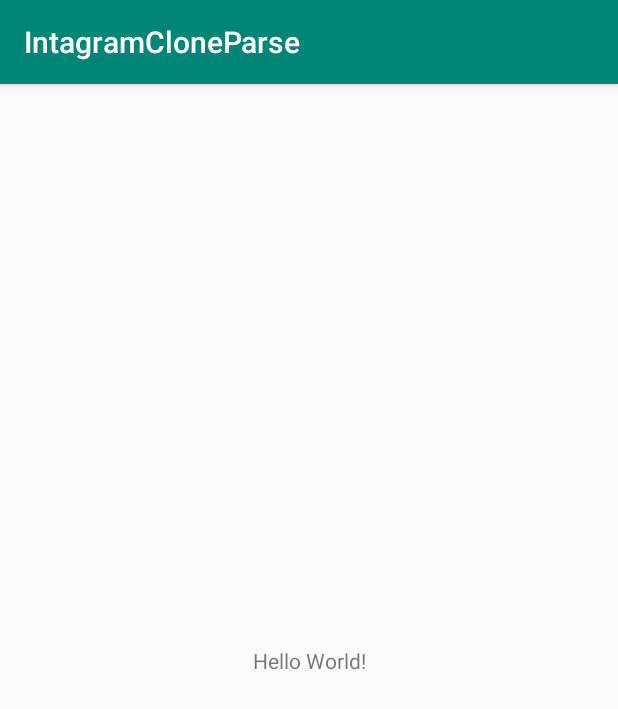
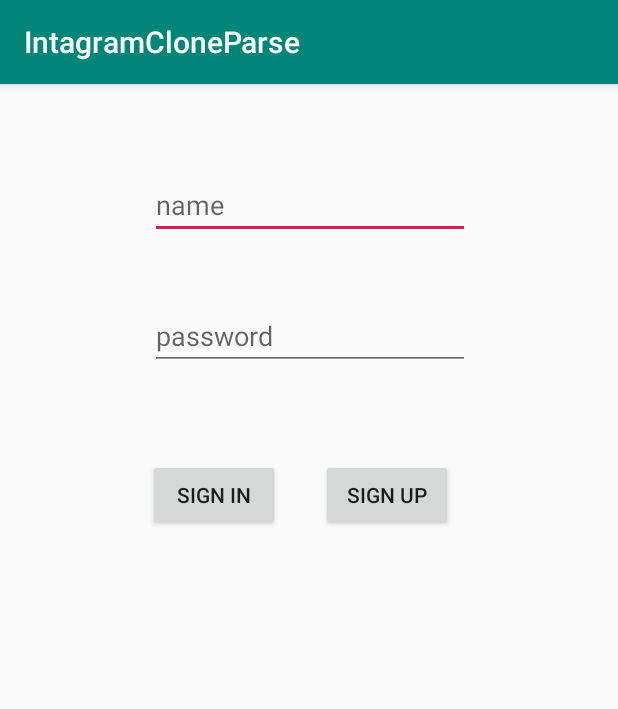
Before and after one commit to alikadirkurt/IntagramCloneParse, an Android app: the screen it shows after launch (SignUpActivity), on a phone screen of 412 x 824 dp. Shown: the top 709 px of the screen. Run offline under Robolectric (Android 15) with nearby library versions, the phone set to English and light mode, and no system bars; libraries missing offline, so code that uses them is left out: com.parse; 2 statements that could not run were skipped.

Commit message:
Kullanıcı ekleme

```diff
--- a/app/build.gradle
+++ b/app/build.gradle
@@ -17,7 +17,9 @@ android {
         }
     }
 }
-
+ext{
+    parseVersion = "1.17.3"
+}
 dependencies {
     implementation fileTree(dir: 'libs', include: ['*.jar'])
     implementation 'com.android.support:appcompat-v7:28.0.0'
@@ -25,4 +27,7 @@ dependencies {
     testImplementation 'junit:junit:4.12'
     androidTestImplementation 'com.android.support.test:runner:1.0.2'
     androidTestImplementation 'com.android.support.test.espresso:espresso-core:3.0.2'
+    implementation "com.parse:parse-android:$parseVersion"
+    implementation "com.parse:parse-fcm-android:$parseVersion"
+
 }
--- a/app/src/main/AndroidManifest.xml
+++ b/app/src/main/AndroidManifest.xml
@@ -1,8 +1,9 @@
 <?xml version="1.0" encoding="utf-8"?>
 <manifest xmlns:android="http://schemas.android.com/apk/res/android"
     package="com.example.kadir.intagramcloneparse">
-
+    <uses-permission android:name="android.permission.INTERNET"></uses-permission>
     <application
+        android:name=".ParseStarterActivity"
         android:allowBackup="true"
         android:icon="@mipmap/ic_launcher"
         android:label="@string/app_name"
--- /dev/null
+++ b/app/src/main/java/com/example/kadir/intagramcloneparse/ParseStarterActivity.java
@@ -0,0 +1,19 @@
+package com.example.kadir.intagramcloneparse;
+
+import android.app.Application;
+
+import com.parse.Parse;
+
+public class ParseStarterActivity extends Application {
+    @Override
+    public void onCreate() {
+        super.onCreate();
+
+        Parse.setLogLevel(Parse.LOG_LEVEL_DEBUG);
+        Parse.initialize(new Parse.Configuration.Builder(this)
+        .applicationId("13CCu1XexxWGNs918F6B4PLH1cF18Wsi4gfctwM7")
+        .clientKey("OjFkokLb0GNQ8xofOD1x0Y9ga5cVYVBEuWc8aJRM")
+        .server("https://parseapi.back4app.com/")
+        .build());
+    }
+}
--- a/app/src/main/java/com/example/kadir/intagramcloneparse/SignUpActivity.java
+++ b/app/src/main/java/com/example/kadir/intagramcloneparse/SignUpActivity.java
@@ -2,12 +2,44 @@ package com.example.kadir.intagramcloneparse;
 
 import android.support.v7.app.AppCompatActivity;
 import android.os.Bundle;
+import android.view.View;
+import android.widget.Button;
+import android.widget.EditText;
+import android.widget.Toast;
+
+import com.parse.ParseException;
+import com.parse.ParseUser;
+import com.parse.SignUpCallback;
 
 public class SignUpActivity extends AppCompatActivity {
+    EditText usernameText, passwordText;
 
     @Override
     protected void onCreate(Bundle savedInstanceState) {
         super.onCreate(savedInstanceState);
         setContentView(R.layout.activity_sign_up);
+        usernameText = findViewById(R.id.sign_up_activity_name_text);
+        passwordText = findViewById(R.id.sign_up_activity_password_text);
+    }
+    public void signin(View view){
+
+    }
+    public void signup(View view){
+        ParseUser user = new ParseUser();
+        user.setUsername(usernameText.getText().toString());
+        user.setPassword(passwordText.getText().toString());
+
+        user.signUpInBackground(new SignUpCallback() {
+            @Override
+            public void done(ParseException e) {
+                if(e !=null){
+                    Toast.makeText(getApplicationContext(),e.getLocalizedMessage(),Toast.LENGTH_SHORT).show();
+                }else{
+                    Toast.makeText(getApplicationContext(),"Kayıt Tamam",Toast.LENGTH_SHORT).show();
+
+                }
+            }
+        });
+
     }
 }
--- a/app/src/main/res/layout/activity_sign_up.xml
+++ b/app/src/main/res/layout/activity_sign_up.xml
@@ -6,13 +6,55 @@
     android:layout_height="match_parent"
     tools:context=".SignUpActivity">
 
-    <TextView
+    <EditText
+        android:id="@+id/sign_up_activity_name_text"
         android:layout_width="wrap_content"
         android:layout_height="wrap_content"
-        android:text="Hello World!"
-        app:layout_constraintBottom_toBottomOf="parent"
-        app:layout_constraintLeft_toLeftOf="parent"
-        app:layout_constraintRight_toRightOf="parent"
+        android:layout_marginTop="58dp"
+        android:ems="10"
+        android:hint="name"
+        android:inputType="textPersonName"
+        app:layout_constraintEnd_toEndOf="parent"
+        app:layout_constraintHorizontal_bias="0.502"
+        app:layout_constraintStart_toStartOf="parent"
         app:layout_constraintTop_toTopOf="parent" />
 
+    <EditText
+        android:id="@+id/sign_up_activity_password_text"
+        android:layout_width="wrap_content"
+        android:layout_height="wrap_content"
+        android:layout_marginTop="42dp"
+        android:ems="10"
+        android:hint="password"
+        android:inputType="textPassword"
+        app:layout_constraintEnd_toEndOf="parent"
+        app:layout_constraintHorizontal_bias="0.502"
+        app:layout_constraintStart_toStartOf="parent"
+        app:layout_constraintTop_toBottomOf="@+id/sign_up_activity_name_text" />
+
+    <Button
+        android:id="@+id/sign_up_button"
+        android:layout_width="wrap_content"
+        android:layout_height="wrap_content"
+        android:layout_marginTop="59dp"
+        android:layout_marginEnd="11dp"
+        android:layout_marginRight="11dp"
+        android:onClick="signup"
+        android:text="SIGN UP"
+        app:layout_constraintEnd_toEndOf="parent"
+        app:layout_constraintStart_toEndOf="@+id/sign_in_button"
+        app:layout_constraintTop_toBottomOf="@+id/sign_up_activity_password_text" />
+
+    <Button
+        android:id="@+id/sign_in_button"
+        android:layout_width="wrap_content"
+        android:layout_height="wrap_content"
+        android:layout_marginEnd="27dp"
+        android:layout_marginRight="27dp"
+        android:onClick="signin"
+        android:text="SIGN IN"
+        app:layout_constraintBaseline_toBaselineOf="@+id/sign_up_button"
+        app:layout_constraintEnd_toStartOf="@+id/sign_up_button"
+        app:layout_constraintHorizontal_chainStyle="packed"
+        app:layout_constraintStart_toStartOf="parent" />
 </android.support.constraint.ConstraintLayout>
```
